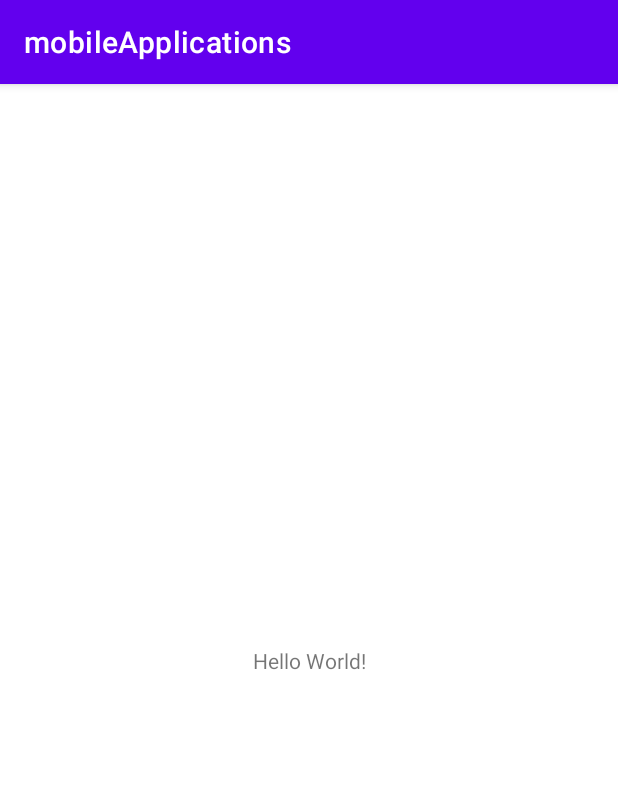
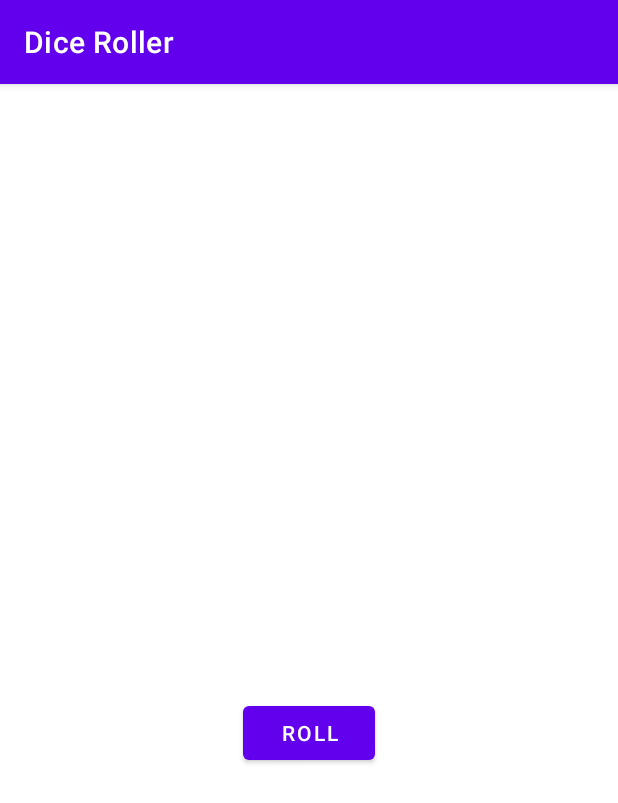
Before and after one commit to emiliiia/AndroidAppDiceRoller-13.02.2023-, an Android app: the screen it shows after launch (MainActivity), on a phone screen of 412 x 824 dp. Shown: the top 803 px of the screen. Run offline under Robolectric (Android 15) with nearby library versions, the phone set to English and light mode, and no system bars.

Commit message:
createAnInteractiveDiceRollerApp

```diff
--- a/app/src/main/res/layout/activity_main.xml
+++ b/app/src/main/res/layout/activity_main.xml
@@ -7,12 +7,36 @@
     tools:context=".MainActivity">
 
     <TextView
+        android:id="@+id/textView"
         android:layout_width="wrap_content"
         android:layout_height="wrap_content"
-        android:text="Hello World!"
+        android:textSize="36sp"
         app:layout_constraintBottom_toBottomOf="parent"
         app:layout_constraintEnd_toEndOf="parent"
+        app:layout_constraintHorizontal_bias="0.414"
         app:layout_constraintStart_toStartOf="parent"
-        app:layout_constraintTop_toTopOf="parent" />
+        app:layout_constraintTop_toTopOf="parent"
+        tools:text="1" />
+
+    <Button
+        android:id="@+id/button"
+        android:layout_width="wrap_content"
+        android:layout_height="wrap_content"
+        android:text="@string/roll"
+        app:layout_constraintEnd_toEndOf="parent"
+        app:layout_constraintStart_toStartOf="parent"
+        app:layout_constraintTop_toBottomOf="@+id/textView" />
+
+    <TextView
+        android:id="@+id/textView2"
+        android:layout_width="wrap_content"
+        android:layout_height="wrap_content"
+        android:textSize="36sp"
+        app:layout_constraintBottom_toBottomOf="parent"
+        app:layout_constraintEnd_toEndOf="parent"
+        app:layout_constraintHorizontal_bias="0.588"
+        app:layout_constraintStart_toStartOf="parent"
+        app:layout_constraintTop_toTopOf="parent"
+        tools:text="1" />
 
 </androidx.constraintlayout.widget.ConstraintLayout>
--- a/app/src/main/res/values/strings.xml
+++ b/app/src/main/res/values/strings.xml
@@ -1,3 +1,4 @@
 <resources>
-    <string name="app_name">mobileApplications</string>
+    <string name="app_name">Dice Roller</string>
+    <string name="roll">Roll</string>
 </resources>
```
Also changed, not shown: app/src/main/java/com/emilia/mobileapplications/MainActivity.kt (+46 -1 lines).
